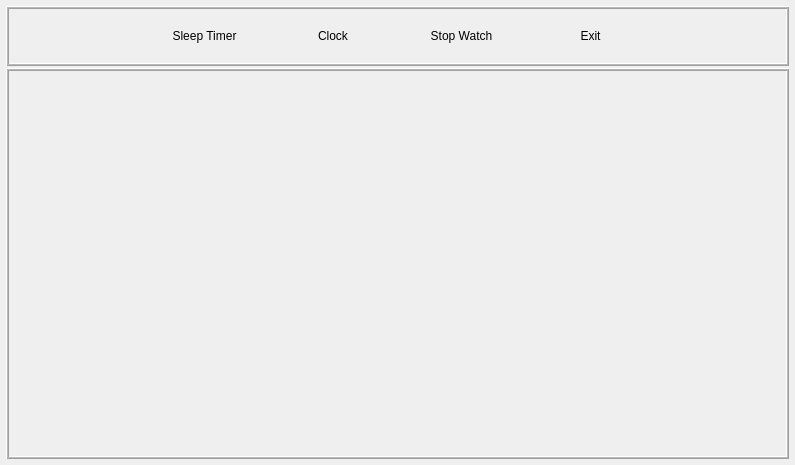
Qt form mainwindow.ui (futuregainz/iSleep) before a commit.
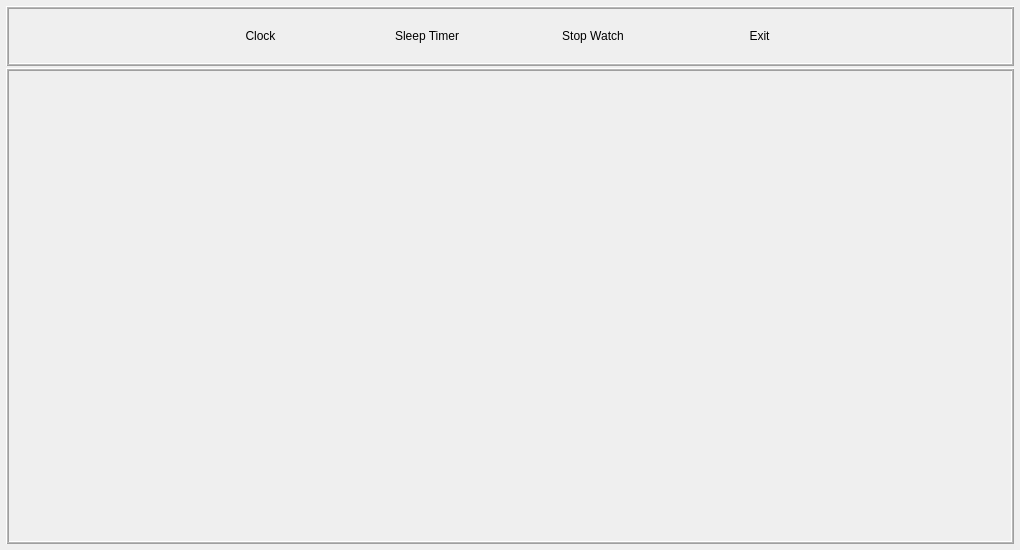
The same form after that commit.

Commit message: Added a stop watch

```diff
--- a/mainwindow.ui
+++ b/mainwindow.ui
@@ -6,8 +6,8 @@
    <rect>
     <x>0</x>
     <y>0</y>
-    <width>795</width>
-    <height>465</height>
+    <width>1020</width>
+    <height>550</height>
    </rect>
   </property>
   <property name="minimumSize">
@@ -37,14 +37,14 @@
    </property>
    <property name="minimumSize">
     <size>
-     <width>795</width>
-     <height>465</height>
+     <width>1020</width>
+     <height>550</height>
     </size>
    </property>
    <property name="maximumSize">
     <size>
-     <width>795</width>
-     <height>465</height>
+     <width>1020</width>
+     <height>550</height>
     </size>
    </property>
    <layout class="QVBoxLayout" name="verticalLayout_3">
@@ -107,7 +107,7 @@
         </spacer>
        </item>
        <item>
-        <widget class="QPushButton" name="sleepTimerButton">
+        <widget class="QPushButton" name="digitalClockButton">
          <property name="sizePolicy">
           <sizepolicy hsizetype="MinimumExpanding" vsizetype="Expanding">
            <horstretch>0</horstretch>
@@ -115,7 +115,7 @@
           </sizepolicy>
          </property>
          <property name="text">
-          <string>Sleep Timer</string>
+          <string>Clock</string>
          </property>
          <property name="flat">
           <bool>true</bool>
@@ -123,7 +123,7 @@
         </widget>
        </item>
        <item>
-        <widget class="QPushButton" name="digitalClockButton">
+        <widget class="QPushButton" name="sleepTimerButton">
          <property name="sizePolicy">
           <sizepolicy hsizetype="MinimumExpanding" vsizetype="Expanding">
            <horstretch>0</horstretch>
@@ -131,7 +131,7 @@
           </sizepolicy>
          </property>
          <property name="text">
-          <string>Clock</string>
+          <string>Sleep Timer</string>
          </property>
          <property name="flat">
           <bool>true</bool>
```
The commit also changes 2 other files.
